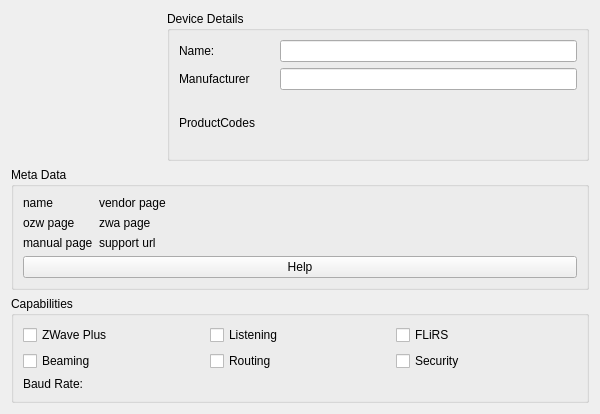
First picture: the form in ozwadmin-main/deviceinfo.ui, repository OpenZWave/ozw-admin, before the edit.
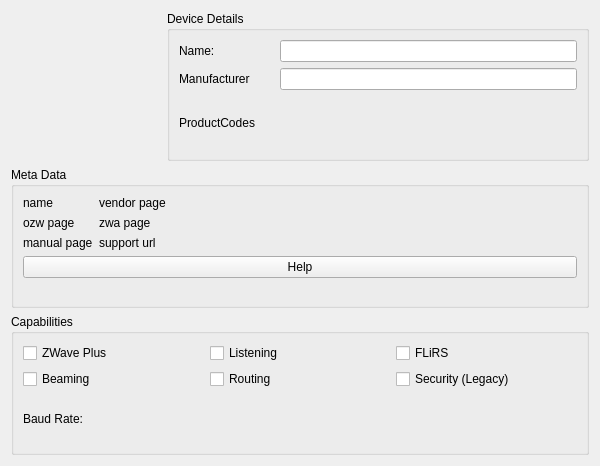
Second picture: the form after the edit. Icons and pictures are not drawn.

Commit message: Change: Clarify the Security Option in the Node Status is not S0/S2

```diff
--- a/ozwadmin-main/deviceinfo.ui
+++ b/ozwadmin-main/deviceinfo.ui
@@ -7,7 +7,7 @@
     <x>0</x>
     <y>0</y>
     <width>600</width>
-    <height>401</height>
+    <height>466</height>
    </rect>
   </property>
   <property name="windowTitle">
@@ -205,7 +205,7 @@
       <item row="1" column="2">
        <widget class="QCheckBox" name="ni_security">
         <property name="text">
-         <string>Security</string>
+         <string>Security (Legacy)</string>
         </property>
        </widget>
       </item>
```
Left out of the diff: 3 changed lines with no effect on the pictures. The commit also changes 2 other files.
